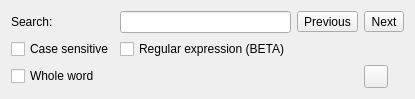
Above: search.ui from caronnee/pdfeditor before the change. Below: the same form after it.
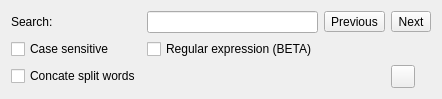
That is the form after the change. Icons and pictures are not drawn.

Diff of the .ui file:
```diff
--- a/search.ui
+++ b/search.ui
@@ -62,13 +62,6 @@
      </property>
     </widget>
    </item>
-   <item row="3" column="1">
-    <widget class="QCheckBox" name="wholeWord">
-     <property name="text">
-      <string>Whole word</string>
-     </property>
-    </widget>
-   </item>
    <item row="2" column="2">
     <widget class="QCheckBox" name="regexp">
      <property name="text">
@@ -87,6 +80,13 @@
      </property>
     </widget>
    </item>
+   <item row="3" column="1">
+    <widget class="QCheckBox" name="concate">
+     <property name="text">
+      <string>Concate split words</string>
+     </property>
+    </widget>
+   </item>
   </layout>
  </widget>
  <resources>
```
